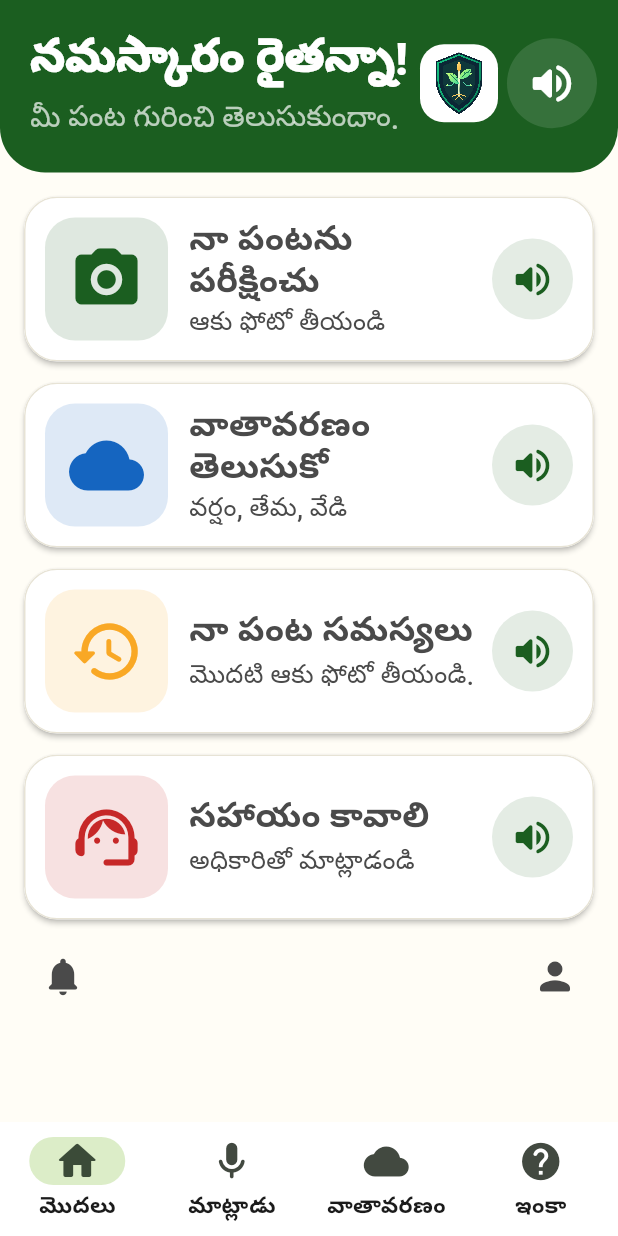
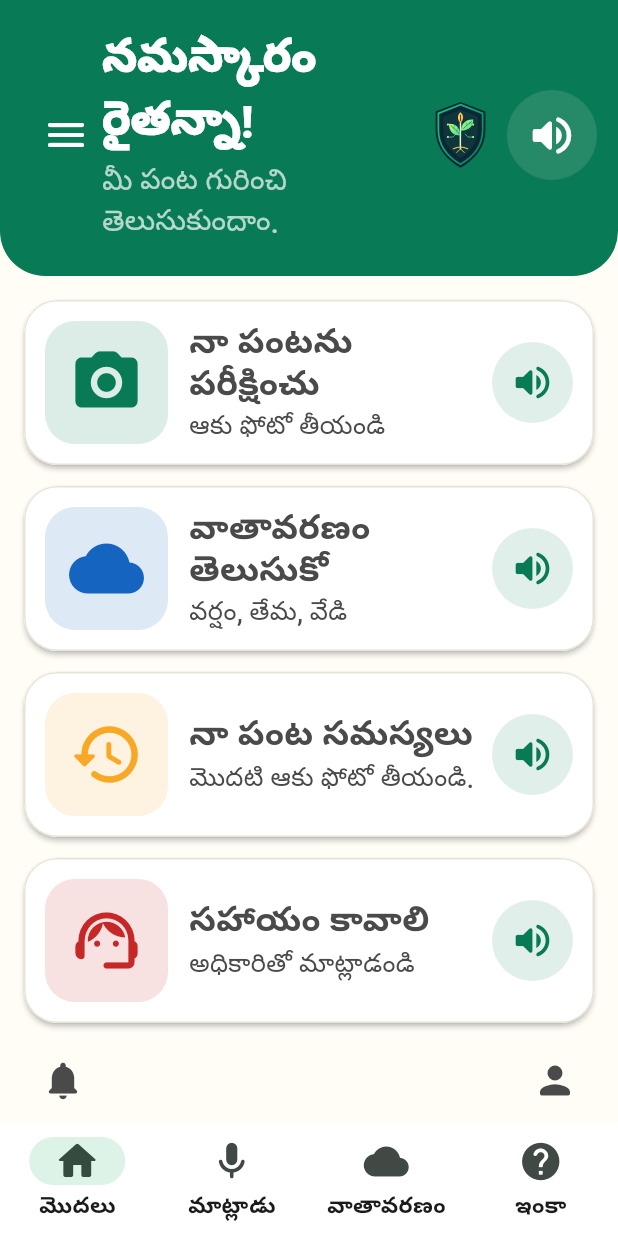
Before and after one commit to nikhil-9618/Agri-Shield, a Flutter app: the HomeScreen screen opened by its route, on a phone screen of 412 x 824 dp. Run offline on Flutter 3.47's test engine with Material 3 defaults, Android fonts, the phone set to English and light mode, and no system bars; our stand-ins replace flutter_riverpod, flutter_svg, flutter_tts, geolocator, go_router, image_picker and 3 more; missing offline and left inert: tflite_flutter; accounts and stored records are empty; network calls fail.

Commit message:
Add AgriShield SVG branding and a universal installable APK
Integrates the supplied shield-and-leaf SVG through a reusable AgriShieldLogo widget on the native launch screen, animated splash, language, welcome, home, drawer, profile, loading and About screens; regenerates the icon-only adaptive launcher icon on Deep Navy. Builds all three ABIs so the APK no longer advertises x86_64 without a matching Flutter engine.

Generated with Codebuff
Co-Authored-By: Codebuff <noreply@codebuff.com>

```diff
--- a/mobile/lib/app.dart
+++ b/mobile/lib/app.dart
@@ -6,6 +6,7 @@ import 'core/strings.dart';
 import 'core/theme.dart';
 import 'models/models.dart';
 import 'providers.dart';
+import 'screens/about_screen.dart';
 import 'screens/alerts_screen.dart';
 import 'screens/analysis_screen.dart';
 import 'screens/camera_screen.dart';
@@ -15,6 +16,7 @@ import 'screens/home_screen.dart';
 import 'screens/language_screen.dart';
 import 'screens/profile_screen.dart';
 import 'screens/result_screen.dart';
+import 'screens/splash_screen.dart';
 import 'screens/voice_screen.dart';
 import 'screens/weather_screen.dart';
 import 'screens/welcome_screen.dart';
@@ -22,7 +24,9 @@ import 'screens/welcome_screen.dart';
 GoRouter buildRouter(String initialLocation) => GoRouter(
       initialLocation: initialLocation,
       routes: [
+        GoRoute(path: '/splash', builder: (_, _) => const SplashScreen()),
         GoRoute(path: '/language', builder: (_, _) => const LanguageScreen()),
+        GoRoute(path: '/about', builder: (_, _) => const AboutScreen()),
         GoRoute(path: '/welcome', builder: (_, _) => const WelcomeScreen()),
         ShellRoute(
           builder: (context, state, child) => AppShell(state: state, child: child),
--- a/mobile/lib/core/theme.dart
+++ b/mobile/lib/core/theme.dart
@@ -3,11 +3,20 @@ import 'package:material_ui/material_ui.dart';
 /// AgriShield design tokens — deep agricultural green, warm white, high contrast.
 /// Everything is sized for outdoor use on cheap phones: large text, large touch
 /// targets (>= 64dp for primary actions), minimal animation.
+/// Brand palette for the AgriShield mark and interface accents.
+class AgriBrand {
+  static const navy = Color(0xFF0B2635);
+  static const green = Color(0xFF087A55);
+  static const fresh = Color(0xFFC8FF72);
+  static const mint = Color(0xFF5CE6B0);
+  static const gold = Color(0xFFF5A623);
+}
+
 class AgriColors {
-  static const primary = Color(0xFF1B5E20); // deep agricultural green
-  static const primaryDark = Color(0xFF0C3D11);
-  static const secondary = Color(0xFF8BC34A); // light green
-  static const secondarySoft = Color(0xFFDCEDC8);
+  static const primary = AgriBrand.green;
+  static const primaryDark = AgriBrand.navy;
+  static const secondary = AgriBrand.mint;
+  static const secondarySoft = Color(0xFFDDF3E7);
   static const background = Color(0xFFFFFDF6); // warm white
   static const surface = Colors.white;
   static const ink = Color(0xFF1B1B1B);
--- a/mobile/lib/main.dart
+++ b/mobile/lib/main.dart
@@ -4,7 +4,6 @@ import 'package:flutter_riverpod/flutter_riverpod.dart';
 import 'package:shared_preferences/shared_preferences.dart';
 
 import 'app.dart';
-import 'core/local_store.dart';
 import 'providers.dart';
 
 Future<void> main() async {
@@ -22,13 +21,12 @@ Future<void> main() async {
   });
 
   final prefs = await SharedPreferences.getInstance();
-  final settings = LocalStore(prefs).loadSettings();
 
   runApp(
     ProviderScope(
       overrides: [prefsProvider.overrideWithValue(prefs)],
       child: AgriShieldApp(
-        initialRoute: settings.onboarded ? '/home' : '/language',
+        initialRoute: '/splash',
       ),
     ),
   );
--- a/mobile/lib/screens/home_screen.dart
+++ b/mobile/lib/screens/home_screen.dart
@@ -5,6 +5,8 @@ import 'package:go_router/go_router.dart';
 import '../core/strings.dart';
 import '../core/theme.dart';
 import '../providers.dart';
+import '../widgets/agrishield_drawer.dart';
+import '../widgets/agrishield_logo.dart';
 import '../widgets/common.dart';
 
 class HomeScreen extends ConsumerStatefulWidget {
@@ -15,6 +17,7 @@ class HomeScreen extends ConsumerStatefulWidget {
 }
 
 class _HomeScreenState extends ConsumerState<HomeScreen> {
+  final GlobalKey<ScaffoldState> _scaffoldKey = GlobalKey<ScaffoldState>();
   bool _syncing = false;
 
   @override
@@ -56,6 +59,8 @@ class _HomeScreenState extends ConsumerState<HomeScreen> {
     final greetingSpeech = '$greeting ${L.t(lang, 'homeQuestion')}';
 
     return Scaffold(
+      key: _scaffoldKey,
+      drawer: const AgriDrawer(),
       backgroundColor: AgriColors.background,
       body: CustomScrollView(
         slivers: [
@@ -71,6 +76,13 @@ class _HomeScreenState extends ConsumerState<HomeScreen> {
               ),
               child: Row(
                 children: [
+                  IconButton(
+                    onPressed: () => _scaffoldKey.currentState?.openDrawer(),
+                    iconSize: 32,
+                    color: Colors.white,
+                    tooltip: 'AgriShield',
+                    icon: const Icon(Icons.menu_rounded),
+                  ),
                   Expanded(
                     child: Column(
                       crossAxisAlignment: CrossAxisAlignment.start,
@@ -91,21 +103,7 @@ class _HomeScreenState extends ConsumerState<HomeScreen> {
                       ],
                     ),
                   ),
-                  Container(
-                    width: 52,
-                    height: 52,
-                    padding: const EdgeInsets.all(4),
-                    decoration: BoxDecoration(
-                      color: Colors.white,
-                      borderRadius: BorderRadius.circular(16),
-                    ),
-                    child: Image.asset(
-                      'assets/branding/logo.png',
-                      fit: BoxFit.contain,
-                      filterQuality: FilterQuality.high,
-                      semanticLabel: 'AgriShield',
-                    ),
-                  ),
+                  const AgriShieldLogo(width: 50, height: 50),
                   const SizedBox(width: 6),
                   SpeakerButton(text: greetingSpeech, language: lang, color: Colors.white),
                 ],
--- /dev/null
+++ b/mobile/lib/widgets/agrishield_logo.dart
@@ -0,0 +1,61 @@
+import 'package:material_ui/material_ui.dart';
+import 'package:flutter_svg/flutter_svg.dart';
+
+import '../core/theme.dart';
+
+/// The single, reusable AgriShield mark.
+///
+/// The SVG is drawn as supplied: no tint, crop or stretch. [width] and
+/// [height] control the icon box; [showWordmark] adds the brand name beside it.
+class AgriShieldLogo extends StatelessWidget {
+  static const String asset = 'assets/images/agrishield_logo.svg';
+
+  final double width;
+  final double height;
+  final bool showWordmark;
+  final Color? wordmarkColor;
+
+  const AgriShieldLogo({
+    super.key,
+    this.width = 56,
+    this.height = 56,
+    this.showWordmark = false,
+    this.wordmarkColor,
+  });
+
+  @override
+  Widget build(BuildContext context) {
+    final mark = SvgPicture.asset(
+      asset,
+      width: width,
+      height: height,
+      fit: BoxFit.contain,
+      semanticsLabel: 'AgriShield',
+    );
+
+    if (!showWordmark) return mark;
+
+    final isDark = Theme.of(context).brightness == Brightness.dark;
+    final color = wordmarkColor ?? (isDark ? Colors.white : AgriBrand.navy);
+    final fontSize = (height * 0.58).clamp(20.0, 34.0);
+
+    return Row(
+      mainAxisSize: MainAxisSize.min,
+      children: [
+        mark,
+        SizedBox(width: width * 0.22),
+        Text(
+          'AgriShield',
+          maxLines: 1,
+          style: TextStyle(
+            color: color,
+            fontSize: fontSize,
+            height: 1.0,
+            fontWeight: FontWeight.w800,
+            letterSpacing: -0.6,
+          ),
+        ),
+      ],
+    );
+  }
+}
```
Also changed, not shown: mobile/lib/screens/about_screen.dart (added, +169 -0 lines), mobile/lib/screens/analysis_screen.dart (+6 -1 lines), mobile/lib/screens/language_screen.dart (+2 -7 lines), mobile/lib/screens/profile_screen.dart (+11 -0 lines), mobile/lib/screens/splash_screen.dart (added, +108 -0 lines), mobile/lib/screens/welcome_screen.dart (+3 -17 lines), mobile/lib/widgets/agrishield_drawer.dart (added, +85 -0 lines), mobile/pubspec.yaml (+4 -3 lines), mobile/assets/branding/app_icon.png, mobile/assets/images/agrishield_logo.svg (renamed from mobile/assets/branding/logo.svg), mobile/pubspec.lock, 17 other files.
